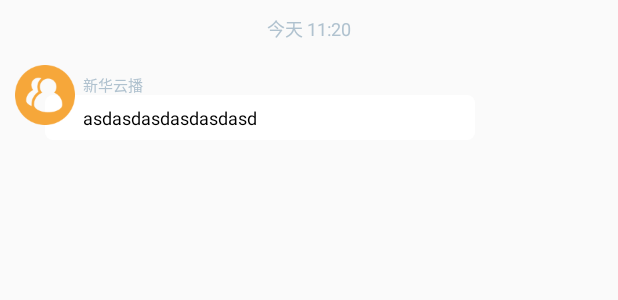
After one commit to LouisMari1991/YouLin, an Android app: the layout item_chat_received_text.xml on its own in the app's theme, with its tools: preview values and no code run, on a phone screen of 412 x 824 dp. The commit adds this screen. Shown: the top 300 px of the screen. Run offline under Robolectric (Android 15) with nearby library versions, the phone set to English and light mode, and no system bars.

Commit message:
message item

```diff
--- a/app/src/main/java/youlin/xinhua/com/youlin/widget/ChatInputView.java
+++ b/app/src/main/java/youlin/xinhua/com/youlin/widget/ChatInputView.java
@@ -487,7 +487,7 @@ public class ChatInputView extends LinearLayout
     mPhotoBtn.setChecked(false);
 
     mRecordVoiceRl.setVisibility(VISIBLE);
-    mRecordContentLl.setVisibility(VISIBLE);
+    //mRecordContentLl.setVisibility(VISIBLE);
 
     dismissPhotoLayout();
     dimissEmojLayout();
--- /dev/null
+++ b/app/src/main/res/drawable/ease_msg_state_failed_resend.xml
@@ -0,0 +1,6 @@
+<?xml version="1.0" encoding="utf-8"?>
+<selector xmlns:android="http://schemas.android.com/apk/res/android">
+  <item android:drawable="@drawable/ease_msg_state_fail_resend_pressed" android:state_pressed="true" />
+  <item android:drawable="@drawable/ease_msg_state_fail_resend_pressed" android:state_selected="true" />
+  <item android:drawable="@drawable/ease_msg_state_fail_resend" />
+</selector>
--- /dev/null
+++ b/app/src/main/res/drawable/shape_chat_while.xml
@@ -0,0 +1,8 @@
+<?xml version="1.0" encoding="utf-8"?>
+<shape xmlns:android="http://schemas.android.com/apk/res/android"
+    android:shape="rectangle">
+  <corners
+      android:radius="5dp" />
+  <solid android:color="@color/white"/>
+
+</shape>
--- /dev/null
+++ b/app/src/main/res/layout/item_chat_received_text.xml
@@ -0,0 +1,74 @@
+<?xml version="1.0" encoding="utf-8"?>
+<LinearLayout xmlns:android="http://schemas.android.com/apk/res/android"
+    xmlns:tools="http://schemas.android.com/tools"
+    android:layout_width="match_parent"
+    android:layout_height="wrap_content"
+    android:orientation="vertical"
+    >
+
+  <TextView
+      android:id="@+id/timestamp"
+      android:text="今天 11:20"
+      style="@style/chat_timestamp"
+      />
+
+  <RelativeLayout
+      android:layout_width="match_parent"
+      android:layout_height="wrap_content"
+      android:layout_marginBottom="5dp"
+      android:layout_marginTop="5dp"
+      >
+
+
+    <LinearLayout
+        android:layout_width="match_parent"
+        android:layout_height="wrap_content"
+        android:layout_marginLeft="30dp"
+        android:layout_marginRight="95dp"
+        android:layout_marginTop="20dp"
+        android:minHeight="30dp"
+        android:orientation="horizontal"
+        >
+
+      <TextView
+          android:id="@+id/text_message_content"
+          android:layout_width="match_parent"
+          android:layout_height="wrap_content"
+          android:background="@drawable/shape_chat_while"
+          android:gravity="center|left"
+          android:minHeight="30dp"
+          android:paddingBottom="5dp"
+          android:paddingLeft="25dp"
+          android:paddingRight="10dp"
+          android:paddingTop="5dp"
+          android:textColor="@color/black_text"
+          android:textSize="@dimen/text_12"
+          tools:text="asdasdasdasdasdasd"
+          />
+
+    </LinearLayout>
+
+
+    <ImageView
+        android:id="@+id/avatar"
+        android:layout_marginLeft="10dp"
+        style="@style/chat_avatar"
+        />
+
+    <TextView
+        android:id="@+id/text_name"
+        android:layout_width="wrap_content"
+        android:layout_height="wrap_content"
+        android:layout_marginLeft="5dp"
+        android:layout_marginTop="5dp"
+        android:layout_toRightOf="@id/avatar"
+        android:textColor="@color/color_gray_text"
+        android:textSize="@dimen/text_10"
+        tools:text="新华云播"
+        />
+
+
+  </RelativeLayout>
+
+
+</LinearLayout>
--- a/app/src/main/res/layout/layout_chatinput_menu.xml
+++ b/app/src/main/res/layout/layout_chatinput_menu.xml
@@ -138,6 +138,7 @@
       android:layout_height="match_parent"
       android:layout_weight="1"
       android:gravity="center"
+      android:visibility="gone"
       >
 
     <FrameLayout
--- /dev/null
+++ b/app/src/main/res/values/style_chat.xml
@@ -0,0 +1,35 @@
+<?xml version="1.0" encoding="utf-8"?>
+<resources>
+
+  <style name="chat_timestamp">
+    <item name="android:layout_width">wrap_content</item>
+    <item name="android:layout_height">wrap_content</item>
+    <item name="android:layout_margin">10dp</item>
+    <item name="android:layout_gravity">center_horizontal</item>
+    <item name="android:textSize">@dimen/text_12</item>
+    <item name="android:textColor">@color/color_gray_text</item>
+  </style>
+
+  <style name="chat_event_msg">
+    <item name="android:layout_width">wrap_content</item>
+    <item name="android:layout_height">wrap_content</item>
+    <item name="android:paddingLeft">5dp</item>
+    <item name="android:paddingRight">5dp</item>
+    <item name="android:minHeight">30dp</item>
+    <item name="android:minWidth">175dp</item>
+    <item name="android:textColor">@color/white</item>
+    <item name="android:textSize">@dimen/text_12</item>
+    <item name="android:gravity">center</item>
+    <item name="android:layout_gravity">center_horizontal</item>
+    <item name="android:background">@drawable/aurora_bg_event_message</item>
+    <item name="android:layout_margin">10dp</item>
+  </style>
+
+  <style name="chat_avatar">
+    <item name="android:src">@drawable/icon_171</item>
+    <item name="android:layout_width">40dp</item>
+    <item name="android:layout_height">40dp</item>
+  </style>
+
+
+</resources>
```
Also changed, not shown: app/src/main/java/youlin/xinhua/com/youlin/widget/ChatMessageList.java (added, +13 -0 lines), app/src/main/res/drawable/aurora_bg_event_message.xml (added, +9 -0 lines), app/src/main/res/layout/item_chat_event_message.xml (added, +23 -0 lines), app/src/main/res/layout/item_chat_received_voice..xml (added, +74 -0 lines), app/src/main/res/layout/item_chat_send_text.xml (added, +75 -0 lines), app/src/main/res/values/dimens.xml (+94 -0 lines), app/src/main/res/drawable-hdpi/ease_msg_state_fail_resend.png (added), app/src/main/res/drawable-hdpi/ease_msg_state_fail_resend_pressed.png (added), app/src/main/res/drawable-xhdpi/icon_171.png (added), app/src/main/res/drawable-xxhdpi/ic_default_avatar.png (added).
